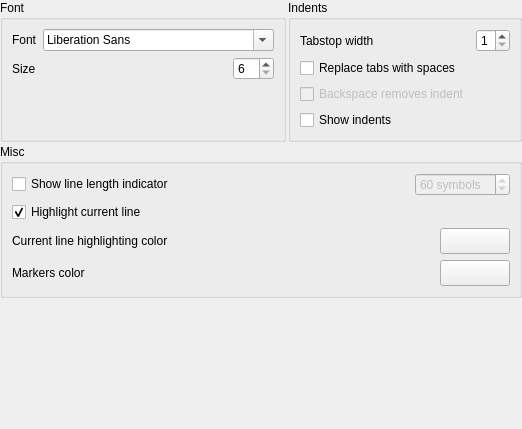
Before: the Qt Designer form src/gui/EditorSettingsPage.ui in Mezomish/juffed, drawn with Qt 5.
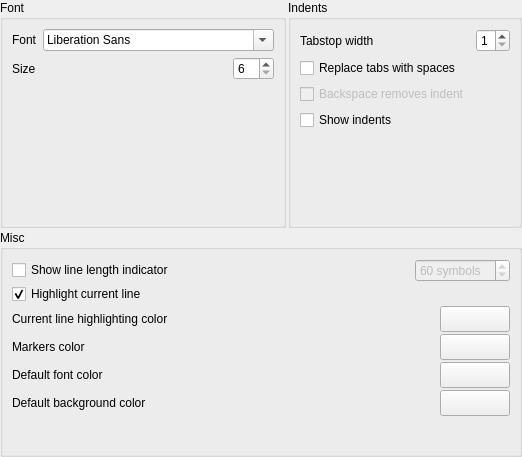
After: the same form once the commit is applied.

Commit message: Added: changing default font and background colors

What changed in the file:
```diff
--- a/src/gui/EditorSettingsPage.ui
+++ b/src/gui/EditorSettingsPage.ui
@@ -6,7 +6,7 @@
     <x>0</x>
     <y>0</y>
     <width>522</width>
-    <height>429</height>
+    <height>457</height>
    </rect>
   </property>
   <property name="windowTitle" >
@@ -19,32 +19,16 @@
    <property name="spacing" >
     <number>2</number>
    </property>
-   <item row="2" column="0" >
-    <spacer>
-     <property name="orientation" >
-      <enum>Qt::Vertical</enum>
-     </property>
-     <property name="sizeHint" stdset="0" >
-      <size>
-       <width>20</width>
-       <height>21</height>
-      </size>
-     </property>
-    </spacer>
-   </item>
    <item row="1" column="0" colspan="2" >
     <widget class="QGroupBox" name="groupBox_3" >
      <property name="title" >
       <string>Misc</string>
      </property>
-     <layout class="QGridLayout" >
-      <property name="margin" >
-       <number>9</number>
-      </property>
+     <layout class="QVBoxLayout" name="verticalLayout" >
       <property name="spacing" >
-       <number>6</number>
+       <number>2</number>
       </property>
-      <item row="0" column="0" >
+      <item>
        <layout class="QHBoxLayout" >
         <property name="spacing" >
          <number>6</number>
@@ -93,7 +77,7 @@
         </item>
        </layout>
       </item>
-      <item row="1" column="0" >
+      <item>
        <widget class="QCheckBox" name="hlCurLineChk" >
         <property name="text" >
          <string>Highlight current line</string>
@@ -106,7 +90,43 @@
         </property>
        </widget>
       </item>
-      <item row="3" column="0" >
+      <item>
+       <layout class="QHBoxLayout" >
+        <property name="spacing" >
+         <number>6</number>
+        </property>
+        <property name="margin" >
+         <number>0</number>
+        </property>
+        <item>
+         <widget class="QLabel" name="label_5" >
+          <property name="text" >
+           <string>Current line highlighting color</string>
+          </property>
+         </widget>
+        </item>
+        <item>
+         <widget class="QPushButton" name="curLineColorBtn" >
+          <property name="minimumSize" >
+           <size>
+            <width>40</width>
+            <height>26</height>
+           </size>
+          </property>
+          <property name="maximumSize" >
+           <size>
+            <width>70</width>
+            <height>26</height>
+           </size>
+          </property>
+          <property name="text" >
+           <string/>
+          </property>
+         </widget>
+        </item>
+       </layout>
+      </item>
+      <item>
        <layout class="QHBoxLayout" >
         <property name="spacing" >
          <number>6</number>
@@ -151,23 +171,17 @@
         </item>
        </layout>
       </item>
-      <item row="2" column="0" >
-       <layout class="QHBoxLayout" >
-        <property name="spacing" >
-         <number>6</number>
-        </property>
-        <property name="margin" >
-         <number>0</number>
-        </property>
+      <item>
+       <layout class="QHBoxLayout" name="horizontalLayout_2" >
         <item>
-         <widget class="QLabel" name="label_5" >
+         <widget class="QLabel" name="label_6" >
           <property name="text" >
-           <string>Current line highlighting color</string>
+           <string>Default font color</string>
           </property>
          </widget>
         </item>
         <item>
-         <widget class="QPushButton" name="curLineColorBtn" >
+         <widget class="QPushButton" name="fontColorBtn" >
           <property name="minimumSize" >
            <size>
             <width>40</width>
@@ -187,6 +201,49 @@
         </item>
        </layout>
       </item>
+      <item>
+       <layout class="QHBoxLayout" name="horizontalLayout" >
+        <item>
+         <widget class="QLabel" name="label_7" >
+          <property name="text" >
+           <string>Default background color</string>
+          </property>
+         </widget>
+        </item>
+        <item>
+         <widget class="QPushButton" name="bgColorBtn" >
+          <property name="minimumSize" >
+           <size>
+            <width>40</width>
+            <height>26</height>
+           </size>
+          </property>
+          <property name="maximumSize" >
+           <size>
+            <width>70</width>
+            <height>26</height>
+           </size>
+          </property>
+          <property name="text" >
+           <string/>
+          </property>
+         </widget>
+        </item>
+       </layout>
+      </item>
+      <item>
+       <spacer name="verticalSpacer" >
+        <property name="orientation" >
+         <enum>Qt::Vertical</enum>
+        </property>
+        <property name="sizeHint" stdset="0" >
+         <size>
+          <width>20</width>
+          <height>27</height>
+         </size>
+        </property>
+       </spacer>
+      </item>
      </layout>
     </widget>
    </item>
@@ -264,6 +321,19 @@
         </property>
        </widget>
       </item>
+      <item row="4" column="0" >
+       <spacer name="verticalSpacer_3" >
+        <property name="orientation" >
+         <enum>Qt::Vertical</enum>
+        </property>
+        <property name="sizeHint" stdset="0" >
+         <size>
+          <width>20</width>
+          <height>40</height>
+         </size>
+        </property>
+       </spacer>
+      </item>
      </layout>
     </widget>
    </item>
@@ -322,15 +392,15 @@
         </property>
        </widget>
       </item>
-      <item row="2" column="1" colspan="2" >
-       <spacer>
+      <item row="2" column="1" >
+       <spacer name="verticalSpacer_2" >
         <property name="orientation" >
          <enum>Qt::Vertical</enum>
         </property>
         <property name="sizeHint" stdset="0" >
          <size>
-          <width>41</width>
-          <height>21</height>
+          <width>20</width>
+          <height>40</height>
          </size>
         </property>
        </spacer>
```
The commit also changes 18 other files.
